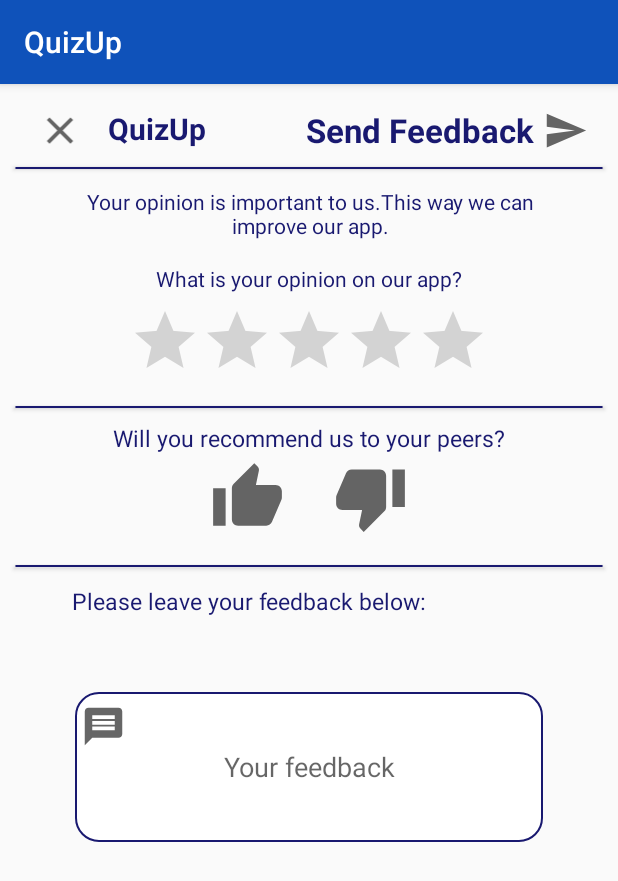
After one commit to Aritra995/QuizUp, an Android app: the FeedbackActivity screen opened directly, with no data from a screen before it, on a phone screen of 412 x 824 dp. The commit adds this screen. Shown: the top 881 px of the screen. Run offline under Robolectric (Android 15) with nearby library versions, the phone set to English and light mode, and no system bars.

Commit message:
Feedback activity UI designed

```diff
--- a/app/src/main/AndroidManifest.xml
+++ b/app/src/main/AndroidManifest.xml
@@ -11,6 +11,8 @@
             android:roundIcon="@mipmap/ic_launcher_round"
             android:supportsRtl="true"
             android:theme="@style/Theme.MyApplication">
+        <activity android:name=".FeedbackActivity">
+        </activity>
         <activity android:name=".InstructionsActivity">
         </activity>
         <activity
--- /dev/null
+++ b/app/src/main/java/com/example/myapplication/FeedbackActivity.java
@@ -0,0 +1,13 @@
+package com.example.myapplication;
+
+import androidx.appcompat.app.AppCompatActivity;
+import android.os.Bundle;
+
+public class FeedbackActivity extends AppCompatActivity {
+
+    @Override
+    protected void onCreate(Bundle savedInstanceState) {
+        super.onCreate(savedInstanceState);
+        setContentView(R.layout.activity_feedback);
+    }
+}
--- a/app/src/main/java/com/example/myapplication/StudentsPortalActivity.java
+++ b/app/src/main/java/com/example/myapplication/StudentsPortalActivity.java
@@ -115,6 +115,10 @@
                 intent.setFlags(Intent.FLAG_ACTIVITY_NEW_TASK | Intent.FLAG_ACTIVITY_CLEAR_TASK);
                 startActivity(intent);
                 return true;
+            case R.id.feedback:
+                intent = new Intent(StudentsPortalActivity.this,FeedbackActivity.class);
+                startActivity(intent);
+                return true;
             default:
                 return super.onOptionsItemSelected(item);
         }
--- /dev/null
+++ b/app/src/main/res/drawable/baseline_close_24.xml
@@ -0,0 +1,10 @@
+<vector xmlns:android="http://schemas.android.com/apk/res/android"
+    android:width="24dp"
+    android:height="24dp"
+    android:viewportWidth="24"
+    android:viewportHeight="24"
+    android:tint="?attr/colorControlNormal">
+  <path
+      android:fillColor="@android:color/white"
+      android:pathData="M19,6.41L17.59,5 12,10.59 6.41,5 5,6.41 10.59,12 5,17.59 6.41,19 12,13.41 17.59,19 19,17.59 13.41,12z"/>
+</vector>
--- /dev/null
+++ b/app/src/main/res/drawable/baseline_message_24.xml
@@ -0,0 +1,11 @@
+<vector xmlns:android="http://schemas.android.com/apk/res/android"
+    android:width="24dp"
+    android:height="24dp"
+    android:viewportWidth="24"
+    android:viewportHeight="24"
+    android:tint="?attr/colorControlNormal"
+    android:autoMirrored="true">
+  <path
+      android:fillColor="@android:color/white"
+      android:pathData="M20,2L4,2c-1.1,0 -1.99,0.9 -1.99,2L2,22l4,-4h14c1.1,0 2,-0.9 2,-2L22,4c0,-1.1 -0.9,-2 -2,-2zM18,14L6,14v-2h12v2zM18,11L6,11L6,9h12v2zM18,8L6,8L6,6h12v2z"/>
+</vector>
--- /dev/null
+++ b/app/src/main/res/drawable/baseline_send_24.xml
@@ -0,0 +1,11 @@
+<vector xmlns:android="http://schemas.android.com/apk/res/android"
+    android:width="24dp"
+    android:height="24dp"
+    android:viewportWidth="24"
+    android:viewportHeight="24"
+    android:tint="?attr/colorControlNormal"
+    android:autoMirrored="true">
+  <path
+      android:fillColor="@android:color/white"
+      android:pathData="M2.01,21L23,12 2.01,3 2,10l15,2 -15,2z"/>
+</vector>
--- /dev/null
+++ b/app/src/main/res/drawable/baseline_thumb_down_24.xml
@@ -0,0 +1,10 @@
+<vector xmlns:android="http://schemas.android.com/apk/res/android"
+    android:width="24dp"
+    android:height="24dp"
+    android:viewportWidth="24"
+    android:viewportHeight="24"
+    android:tint="?attr/colorControlNormal">
+  <path
+      android:fillColor="@android:color/white"
+      android:pathData="M15,3L6,3c-0.83,0 -1.54,0.5 -1.84,1.22l-3.02,7.05c-0.09,0.23 -0.14,0.47 -0.14,0.73v2c0,1.1 0.9,2 2,2h6.31l-0.95,4.57 -0.03,0.32c0,0.41 0.17,0.79 0.44,1.06L9.83,23l6.59,-6.59c0.36,-0.36 0.58,-0.86 0.58,-1.41L17,5c0,-1.1 -0.9,-2 -2,-2zM19,3v12h4L23,3h-4z"/>
+</vector>
--- /dev/null
+++ b/app/src/main/res/drawable/baseline_thumb_up_24.xml
@@ -0,0 +1,10 @@
+<vector xmlns:android="http://schemas.android.com/apk/res/android"
+    android:width="24dp"
+    android:height="24dp"
+    android:viewportWidth="24"
+    android:viewportHeight="24"
+    android:tint="?attr/colorControlNormal">
+  <path
+      android:fillColor="@android:color/white"
+      android:pathData="M1,21h4L5,9L1,9v12zM23,10c0,-1.1 -0.9,-2 -2,-2h-6.31l0.95,-4.57 0.03,-0.32c0,-0.41 -0.17,-0.79 -0.44,-1.06L14.17,1 7.59,7.59C7.22,7.95 7,8.45 7,9v10c0,1.1 0.9,2 2,2h9c0.83,0 1.54,-0.5 1.84,-1.22l3.02,-7.05c0.09,-0.23 0.14,-0.47 0.14,-0.73v-2z"/>
+</vector>
--- /dev/null
+++ b/app/src/main/res/layout/activity_feedback.xml
@@ -0,0 +1,129 @@
+<?xml version="1.0" encoding="utf-8"?>
+<androidx.constraintlayout.widget.ConstraintLayout
+        xmlns:android="http://schemas.android.com/apk/res/android"
+        xmlns:tools="http://schemas.android.com/tools"
+        xmlns:app="http://schemas.android.com/apk/res-auto"
+        android:layout_width="match_parent"
+        android:layout_height="match_parent"
+        tools:context=".FeedbackActivity">
+    <TextView android:layout_width="wrap_content" android:layout_height="wrap_content"
+              android:text="@string/app_name"
+              android:textColor="@color/app_bar_color"
+              android:textStyle="bold"
+              android:textSize="20dp" app:layout_constraintStart_toStartOf="parent"
+              android:layout_marginLeft="72dp" android:layout_marginStart="72dp"
+              app:layout_constraintTop_toTopOf="parent" android:layout_marginTop="16dp"/>
+    <TextView android:layout_width="wrap_content" android:layout_height="wrap_content"
+              android:text="Send Feedback"
+              android:textColor="@color/app_bar_color"
+              android:textStyle="bold"
+              android:id="@+id/headerLeft"
+              android:textSize="22dp" app:layout_constraintTop_toTopOf="parent"
+              android:layout_marginTop="16dp" android:layout_marginEnd="56dp" android:layout_marginRight="56dp"
+              app:layout_constraintEnd_toEndOf="parent"/>
+    <androidx.cardview.widget.CardView android:layout_width="match_parent" android:layout_height="1dp"
+                                       android:layout_marginRight="10dp"
+                                       android:layout_marginLeft="10dp"
+                                       app:cardBackgroundColor="@color/app_bar_color"
+                                       app:layout_constraintStart_toStartOf="parent"
+                                       app:layout_constraintHorizontal_bias="0.5"
+                                       app:layout_constraintEnd_toEndOf="parent" android:layout_marginTop="10dp"
+                                       app:layout_constraintTop_toBottomOf="@+id/headerLeft"
+                                       android:id="@+id/cardView2"/>
+    <TextView android:layout_width="332dp" android:layout_height="39dp"
+              android:text="Your opinion is important to us.This way we can improve our app."
+              android:textColor="@color/app_bar_color"
+              android:textAlignment="center"
+              android:layout_marginTop="12dp"
+              app:layout_constraintTop_toBottomOf="@+id/cardView2" app:layout_constraintStart_toStartOf="parent"
+              android:layout_marginLeft="40dp" android:layout_marginStart="40dp" android:layout_marginEnd="39dp"
+              android:layout_marginRight="39dp" app:layout_constraintEnd_toEndOf="parent" android:id="@+id/textView19"
+              android:gravity="center_horizontal"/>
+    <TextView android:layout_width="wrap_content" android:layout_height="wrap_content"
+              android:text="What is your opinion on our app?"
+              android:textColor="@color/app_bar_color"
+              android:layout_marginTop="12dp"
+              app:layout_constraintTop_toBottomOf="@+id/textView19" app:layout_constraintStart_toStartOf="parent"
+              android:layout_marginLeft="104dp" android:layout_marginStart="104dp" android:layout_marginEnd="104dp"
+              android:layout_marginRight="104dp" app:layout_constraintEnd_toEndOf="parent"
+              android:id="@+id/textView20"/>
+    <RatingBar android:layout_width="wrap_content" android:layout_height="wrap_content"
+               android:id="@+id/ratingBar"
+               android:numStars="5"
+               android:stepSize="0.5"
+               app:layout_constraintStart_toStartOf="parent" app:layout_constraintHorizontal_bias="0.5"
+               app:layout_constraintEnd_toEndOf="parent" android:layout_marginTop="8dp"
+               app:layout_constraintTop_toBottomOf="@+id/textView20"/>
+    <androidx.cardview.widget.CardView android:layout_width="match_parent" android:layout_height="1dp"
+                                       android:layout_marginRight="10dp"
+                                       android:layout_marginLeft="10dp"
+                                       app:cardBackgroundColor="@color/app_bar_color"
+                                       app:layout_constraintStart_toStartOf="parent"
+                                       app:layout_constraintHorizontal_bias="0.5"
+                                       app:layout_constraintEnd_toEndOf="parent" android:layout_marginTop="10dp"
+                                       app:layout_constraintTop_toBottomOf="@+id/ratingBar"
+                                       android:id="@+id/cardView3"/>
+    <TextView android:layout_width="wrap_content" android:layout_height="wrap_content"
+              android:text="Will you recommend us to your peers?"
+              android:textColor="@color/app_bar_color"
+              android:textSize="15dp"
+              app:layout_constraintStart_toStartOf="parent" app:layout_constraintHorizontal_bias="0.5"
+              app:layout_constraintEnd_toEndOf="parent" android:layout_marginTop="9dp"
+              app:layout_constraintTop_toBottomOf="@+id/cardView3" android:id="@+id/textView21"/>
+    <ImageView android:layout_width="50dp" android:layout_height="50dp"
+               android:id="@+id/thumbsUp"
+               app:srcCompat="@drawable/baseline_thumb_up_24"
+               app:layout_constraintStart_toStartOf="parent" android:layout_marginLeft="140dp"
+               android:layout_marginStart="140dp" android:layout_marginTop="4dp"
+               app:layout_constraintTop_toBottomOf="@+id/textView21"/>
+    <ImageView android:layout_width="50dp" android:layout_height="50dp"
+               android:id="@+id/thumbsDown"
+               app:srcCompat="@drawable/baseline_thumb_down_24"
+               android:layout_marginTop="4dp"
+               app:layout_constraintTop_toBottomOf="@+id/textView21" android:layout_marginEnd="140dp"
+               android:layout_marginRight="140dp" app:layout_constraintEnd_toEndOf="parent"
+               android:layout_marginLeft="31dp" android:layout_marginStart="31dp"
+               app:layout_constraintStart_toEndOf="@+id/thumbsUp"/>
+    <androidx.cardview.widget.CardView android:layout_width="match_parent" android:layout_height="1dp"
+                                       android:layout_marginRight="10dp"
+                                       android:layout_marginLeft="10dp"
+                                       app:cardBackgroundColor="@color/app_bar_color"
+                                       app:layout_constraintStart_toStartOf="parent"
+                                       app:layout_constraintHorizontal_bias="0.5"
+                                       app:layout_constraintEnd_toEndOf="parent" android:layout_marginTop="20dp"
+                                       app:layout_constraintTop_toBottomOf="@+id/thumbsDown"
+                                       android:id="@+id/cardView4"/>
+    <TextView android:layout_width="wrap_content" android:layout_height="wrap_content"
+              android:text="Please leave your feedback below:"
+              android:textColor="@color/app_bar_color"
+              android:textSize="15dp"
+              app:layout_constraintStart_toStartOf="parent" android:layout_marginLeft="48dp"
+              android:layout_marginStart="48dp" android:layout_marginTop="12dp"
+              app:layout_constraintTop_toBottomOf="@+id/cardView4" android:id="@+id/textView22"/>
+    <EditText android:layout_width="match_parent" android:layout_height="100dp"
+              android:layout_margin="50dp"
+              android:hint="Your feedback"
+              android:textAlignment="center"
+              android:background="@drawable/rounded_edittext"
+              android:gravity="center_vertical" tools:ignore="RtlCompat" app:layout_constraintStart_toStartOf="parent"
+              app:layout_constraintHorizontal_bias="0.5" app:layout_constraintEnd_toEndOf="parent"
+              android:layout_marginTop="10dp" app:layout_constraintTop_toBottomOf="@+id/textView22"
+              android:id="@+id/editText"/>
+
+    <ImageView android:layout_width="30dp" android:layout_height="30dp"
+               android:id="@+id/sendFeedback"
+               app:srcCompat="@drawable/baseline_send_24"
+               app:layout_constraintTop_toTopOf="parent"
+               android:layout_marginTop="16dp" android:layout_marginEnd="20dp" android:layout_marginRight="20dp"
+               app:layout_constraintEnd_toEndOf="parent"/>
+    <ImageView android:layout_width="40dp" android:layout_height="30dp"
+               android:id="@+id/closeFeedback"
+               app:srcCompat="@drawable/baseline_close_24"
+               app:layout_constraintTop_toTopOf="parent"
+               android:layout_marginTop="16dp" app:layout_constraintStart_toStartOf="parent"
+               android:layout_marginLeft="20dp" android:layout_marginStart="20dp"/>
+    <ImageView android:layout_width="30dp" android:layout_height="30dp"
+               app:srcCompat="@drawable/baseline_message_24"
+               app:layout_constraintStart_toStartOf="@+id/editText" app:layout_constraintTop_toTopOf="@+id/editText"
+               android:layout_marginLeft="4dp" android:layout_marginStart="4dp" android:layout_marginTop="8dp"/>
+</androidx.constraintlayout.widget.ConstraintLayout>
--- a/app/src/main/res/values/colors.xml
+++ b/app/src/main/res/values/colors.xml
@@ -17,4 +17,5 @@
     <color name="red_warning">#FF0000</color>
     <color name="red_button">#FF4500</color>
     <color name="orange_text">#FFD585</color>
+    <color name="green">#228B22</color>
 </resources>
```
